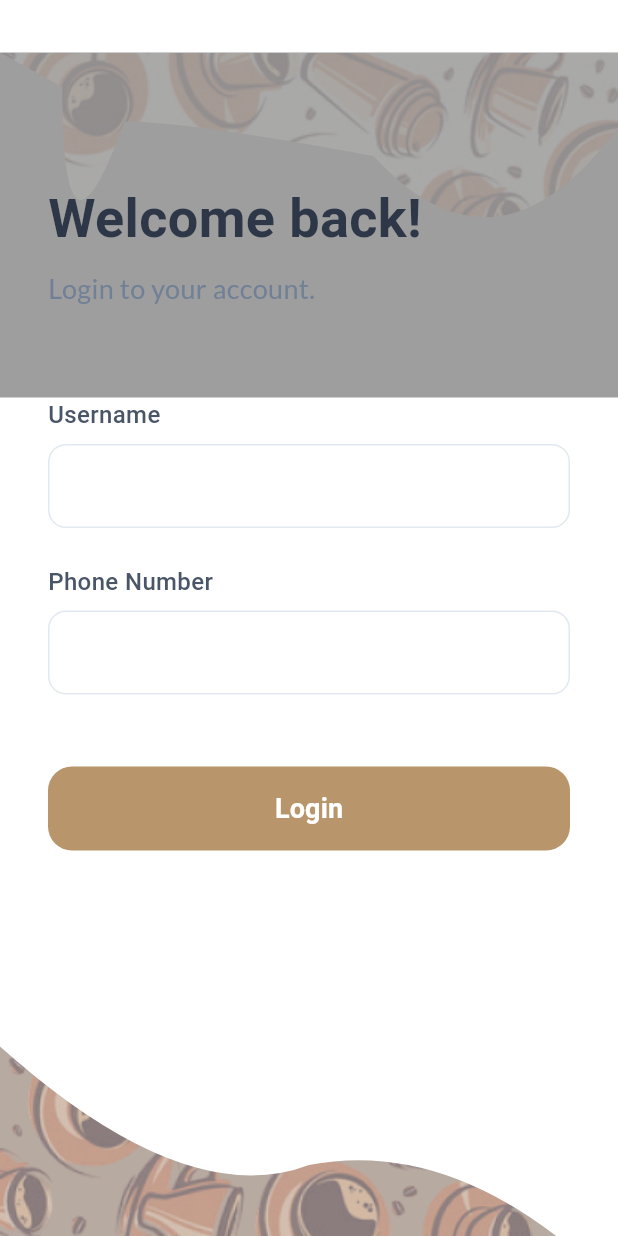
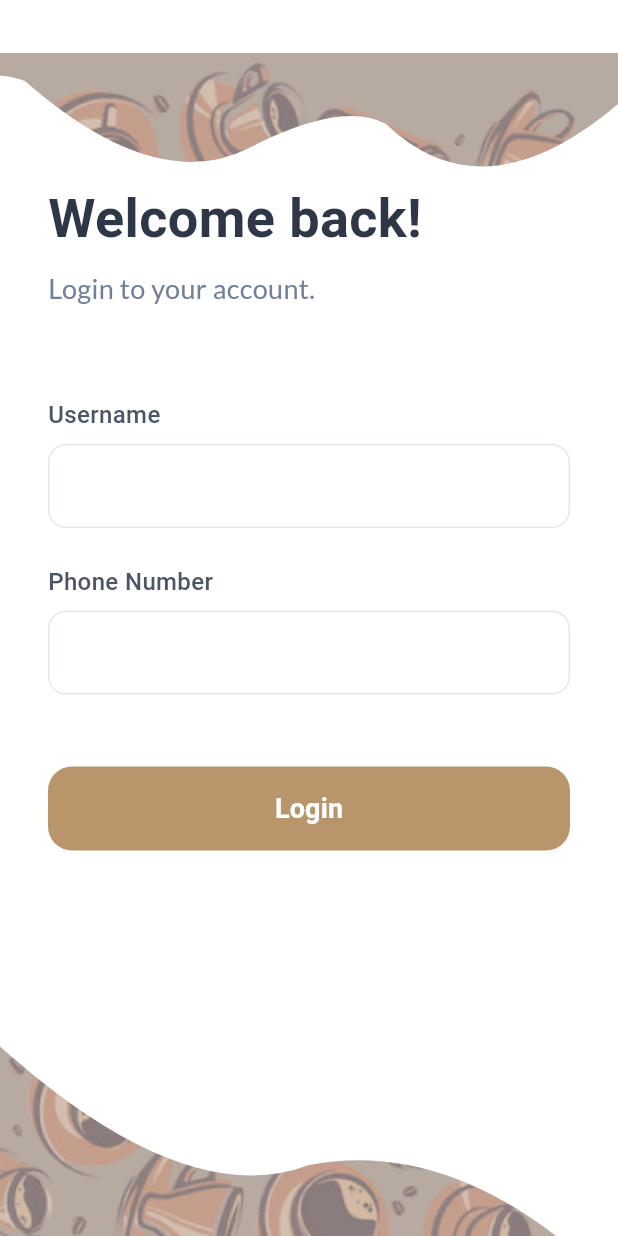
Before and after one commit to 0xPr0F3ss0r/coffe_shop_frontend, a Flutter app: the screen it shows after launch, on a phone screen of 412 x 824 dp. Run offline on Flutter 3.47's test engine with Material 3 defaults, Android fonts, the phone set to English and light mode, and no system bars; our stand-ins replace google_fonts.

Commit message:
start making the project

```diff
--- a/lib/view/login.dart
+++ b/lib/view/login.dart
@@ -14,10 +14,19 @@ class LoginScreen extends StatelessWidget {
           Positioned(
             top: 35,
             child: Container(
-              decoration: BoxDecoration(color: Colors.grey),
+              decoration: BoxDecoration(color: Colors.white),
               child: ClipPath(
                 clipper: TopWaveClipper(),
-                child: Image.asset("assets/toplogin.png"),
+                child: Opacity(
+                  opacity: 0.9,
+                  child: ColorFiltered(
+                    colorFilter: ColorFilter.mode(
+                      const Color(0XFFB19E90).withOpacity(0.6), // اللون المطلوب
+                      BlendMode.modulate, // أو جرب BlendMode.modulate
+                    ),
+                    child: Image.asset("assets/buttonlogin1.png"),
+                  ),
+                ),
               ),
             ),
           ),
@@ -249,26 +258,32 @@ class TopWaveClipper extends CustomClipper<Path> {
 
     // الجبل الأول (يبدأ من اليمين)
     path.quadraticBezierTo(
-      size.width * 0.8, // نقطة التحكم - قمة الجبل الأول
+      size.width * 0.78, // نقطة التحكم - قمة الجبل الأول
       size.height * 0.7, // ارتفاع قمة الجبل الأول (اقتصاص أكثر)
-      size.width * 0.6, // نهاية الجبل الأول
+      size.width * 0.62, // نهاية الجبل الأول
       size.height * 0.3, // النزول من الجبل الأول
     );
 
     // الوادي (منحنى للأسفل)
     path.quadraticBezierTo(
-      size.width * 0.3, // نقطة التحكم - وسط الوادي
+      size.width * 0.55, // نقطة التحكم - وسط الوادي
       size.height * 0.2, // عمق الوادي (اقتصاص أقل)
-      size.width * 0.2, // نهاية الوادي
-      size.height * 0.2, // الصعود من الوادي
+      size.width * 0.4, // نهاية الوادي
+      size.height * 0.4, // الصعود من الوادي
     );
 
-    // // الجبل الثاني (منحنى للأعلى)
     path.quadraticBezierTo(
-      size.width * 0.1, // نقطة التحكم - قمة الجبل الثاني
-      size.height * 0.7, // ارتفاع قمة الجبل الثاني (اقتصاص أكثر)
-      size.width * 0.1, // نهاية الجبل الثاني (الحافة اليسرى)
-      size.height * 0.1, // النهاية في الحافة اليسرى
+      size.width * 0.25,
+      size.height * 0.6, // control point (higher for a mountain)
+      size.width * 0.04,
+      size.height * 0.12, // end point (left edge)
+    );
+
+    path.quadraticBezierTo(
+      size.width * 0.02,
+      size.height * 0.1,
+      0,
+      size.height * 0.098,
     );
 
     // // إغلاق المسار
--- a/pubspec.yaml
+++ b/pubspec.yaml
@@ -63,7 +63,7 @@ flutter:
     - assets/toplogin.png
     - assets/buttonlogin.png
     - assets/buttonlogin1.png
-
+    - assets/toplogin1.png
   # An image asset can refer to one or more resolution-specific "variants", see
   # https://flutter.dev/to/resolution-aware-images
 
```
Also changed, not shown: assets/toplogin1.png (added).
